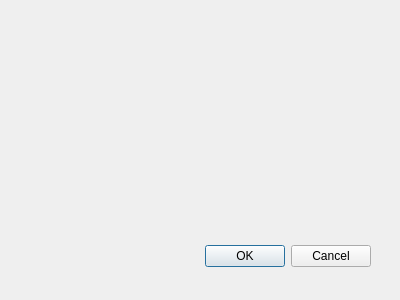
First picture: the form in blackjack.ui, repository Oja95/CardGames, before the edit.
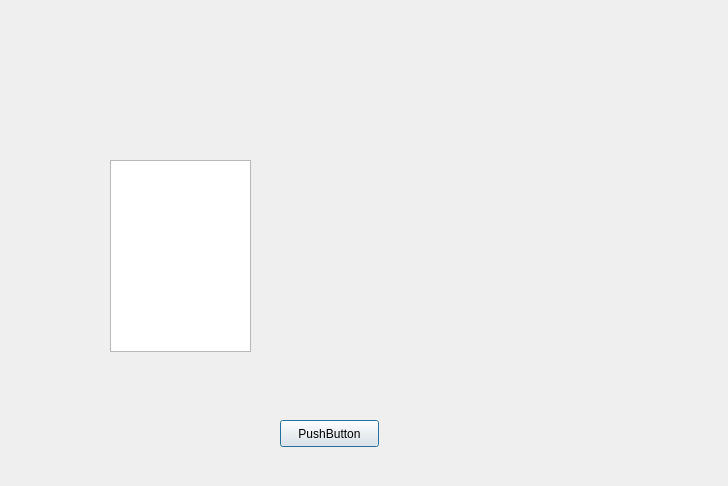
Second picture: the form after the edit.

Patch:
```diff
--- a/blackjack.ui
+++ b/blackjack.ui
@@ -8,27 +8,47 @@
    <rect>
     <x>0</x>
     <y>0</y>
-    <width>400</width>
-    <height>300</height>
+    <width>728</width>
+    <height>486</height>
    </rect>
   </property>
   <property name="windowTitle">
    <string>Dialog</string>
   </property>
-  <widget class="QDialogButtonBox" name="buttonBox">
+  <widget class="QGraphicsView" name="graphicsView">
    <property name="geometry">
     <rect>
-     <x>30</x>
-     <y>240</y>
-     <width>341</width>
-     <height>32</height>
+     <x>110</x>
+     <y>160</y>
+     <width>141</width>
+     <height>192</height>
     </rect>
    </property>
-   <property name="orientation">
-    <enum>Qt::Horizontal</enum>
+  </widget>
+  <widget class="QPushButton" name="pushButton">
+   <property name="geometry">
+    <rect>
+     <x>280</x>
+     <y>420</y>
+     <width>99</width>
+     <height>27</height>
+    </rect>
    </property>
-   <property name="standardButtons">
-    <set>QDialogButtonBox::Cancel|QDialogButtonBox::Ok</set>
+   <property name="text">
+    <string>PushButton</string>
+   </property>
+  </widget>
+  <widget class="QLabel" name="label">
+   <property name="geometry">
+    <rect>
+     <x>310</x>
+     <y>210</y>
+     <width>221</width>
+     <height>131</height>
+    </rect>
+   </property>
+   <property name="text">
+    <string/>
    </property>
   </widget>
  </widget>
```
Left out of the diff: 40 changed lines with no effect on the pictures.
